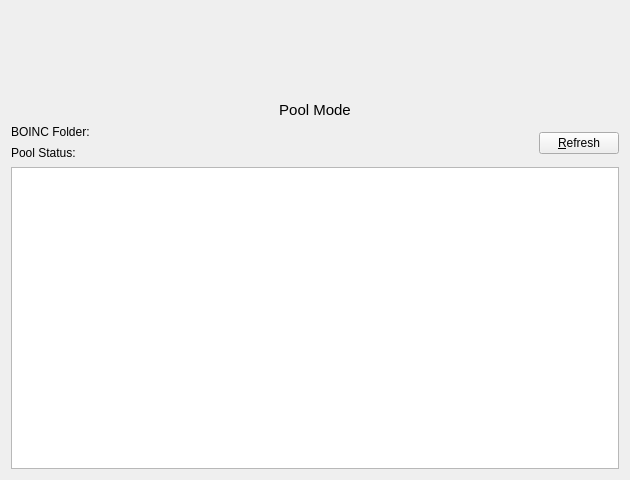
The window that src/qt/forms/researcherwizardpoolsummarypage.ui (gridcoin-community/Gridcoin-Research) describes before a commit, drawn with Qt 5.
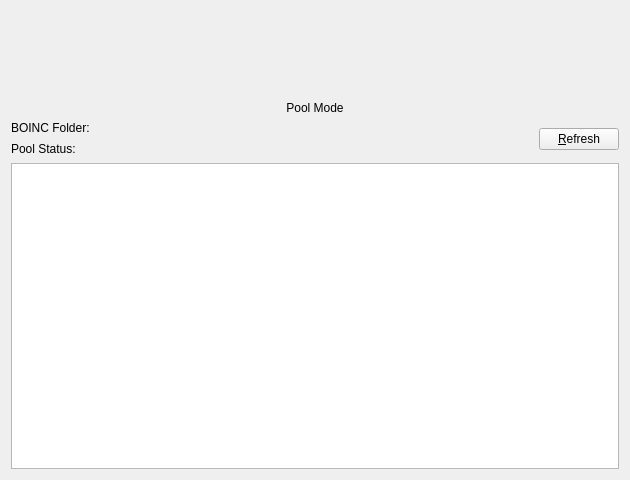
The same window after the commit. Icons and pictures are not drawn.

Commit message:
Scale GUI designer/stylesheet font sizes for macOS
This fixes legibility issues with text on macOS by scaling font sizes
defined in point units. Macs use a different base DPI so converting a
point size to pixels results in smaller text.

Diff of the .ui file:
```diff
--- a/src/qt/forms/researcherwizardpoolsummarypage.ui
+++ b/src/qt/forms/researcherwizardpoolsummarypage.ui
@@ -72,11 +72,6 @@
    </item>
    <item>
     <widget class="QLabel" name="headerLabel">
-     <property name="font">
-      <font>
-       <pointsize>11</pointsize>
-      </font>
-     </property>
      <property name="text">
       <string>Pool Mode</string>
      </property>
```
The commit also changes 23 other files.
